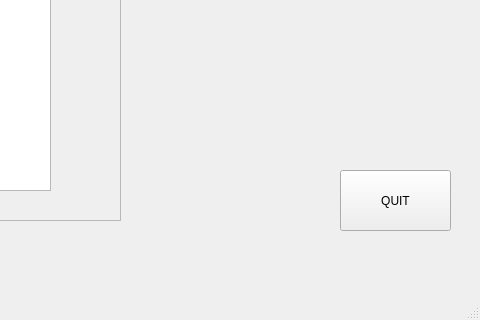
vucd3/Face-Recognition-Gui, file DeleteFaceGui.ui: the form before one commit; both pictures show x 320 to 800 and y 280 to 600 of the 800 by 600 pixel window.
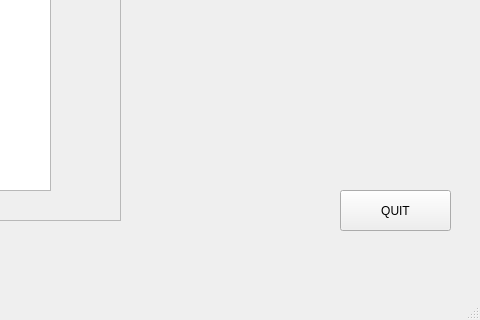
The form after the commit.

Patch:
```diff
--- a/DeleteFaceGui.ui
+++ b/DeleteFaceGui.ui
@@ -54,9 +54,9 @@
     <property name="geometry">
      <rect>
       <x>660</x>
-      <y>450</y>
+      <y>470</y>
       <width>111</width>
-      <height>61</height>
+      <height>41</height>
      </rect>
     </property>
     <property name="text">
```
